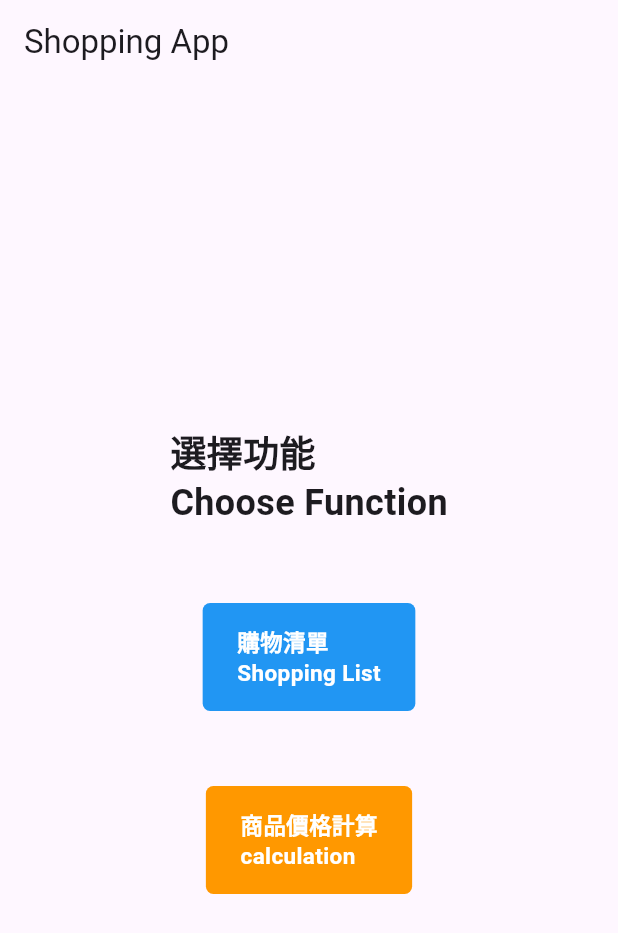
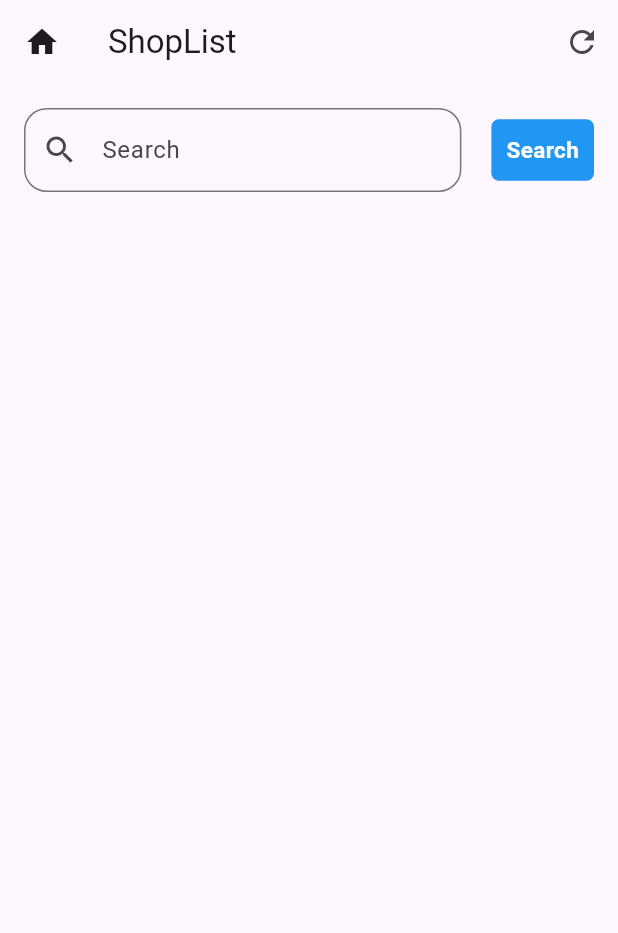
Before and after one commit to Alan-Allen/Project_Shopping, a Flutter app: the screen it shows after launch, after a tap on an icon or button, on a phone screen of 412 x 824 dp. Shown: the top 933 px of the screen. Run offline on Flutter 3.47's test engine with Material 3 defaults, Android fonts, the phone set to English and light mode, and no system bars; our stand-ins replace bloc, go_router, sqflite; accounts and stored records are empty.

Commit message:
new page: ShopPage, Funtion: Database, Bloc, mqtt

```diff
--- /dev/null
+++ b/lib/Bloc/shop_event.dart
@@ -0,0 +1,4 @@
+part of 'shop_bloc.dart';
+
+@immutable
+sealed class ShopEvent {}
--- /dev/null
+++ b/lib/Bloc/shop_state.dart
@@ -0,0 +1,6 @@
+part of 'shop_bloc.dart';
+
+@immutable
+sealed class ShopState {}
+
+final class ShopInitial extends ShopState {}
--- /dev/null
+++ b/lib/DB/ShopList.dart
@@ -0,0 +1,13 @@
+class ShopList {
+  int id;
+  String com;
+
+  ShopList(this.id, this.com);
+
+  static ShopList fromMap(Map map) {
+    return ShopList(
+      map['id'] as int,
+      map['com'] as String
+    );
+  }
+}
--- a/lib/Pages/HomePage.dart
+++ b/lib/Pages/HomePage.dart
@@ -34,7 +34,7 @@ class HomePage extends StatelessWidget {
                 textColor: Colors.white,
                 width: 23, height: 15
             ),
-            const SizedBox(height: 50),
+            const SizedBox(height: 30),
             CustomButton(
                 onPressed: () {
                   print('calculation Page Button Pressed');
--- /dev/null
+++ b/lib/Pages/ShopPage.dart
@@ -0,0 +1,120 @@
+import 'package:flutter/cupertino.dart';
+import 'package:flutter/material.dart';
+import 'package:flutter/widgets.dart';
+import 'package:project_shopping/Routes/router.dart';
+import 'package:project_shopping/component/Button.dart';
+
+import '../DB/ShopList.dart';
+import '../component/Button.dart';
+
+class ShopPage extends StatefulWidget {
+   const ShopPage({super.key});
+
+  _ShopPageState createState() => _ShopPageState();
+}
+
+class _ShopPageState extends State<ShopPage> {
+  final TextEditingController _searchController = TextEditingController();
+
+  late List<ShopList> shops = [];
+  List<String> titleList = ['ID', 'Item', 'Other'];
+
+  @override
+  Widget build(BuildContext context) {
+    return Scaffold(
+      appBar: AppBar(
+        leading: IconButton(
+          icon: const Icon(Icons.home),
+          onPressed: () {
+            print('Back to home');
+            router.go('/');
+          },
+        ),
+        title: const Text('ShopList'),
+        actions: <Widget> [
+          IconButton(
+              onPressed: () {
+                print('Refresh');
+              },
+              icon: const Icon(Icons.refresh)
+          )
+        ],
+      ),
+      body: Padding(
+        padding: const EdgeInsets.all(8.0),
+        child: Column(
+          crossAxisAlignment: CrossAxisAlignment.stretch,
+          children: [
+            Padding(
+              padding: const EdgeInsets.all(8.0),
+              child: Row(
+                mainAxisAlignment: MainAxisAlignment.spaceEvenly,
+                children: [
+                  Expanded(
+                    child: TextField(
+                      controller: _searchController,
+                      decoration: InputDecoration(
+                          prefixIcon: const Icon(Icons.search),
+                          hintText: 'Enter Search',
+                          label: const Text('Search'),
+                          border: OutlineInputBorder(
+                            borderSide: const BorderSide(width: 3),
+                            borderRadius: BorderRadius.circular(15.0),
+                          )
+                      ),
+                    ),
+                  ),
+                  const SizedBox(width: 20),
+                  CustomButton(
+                      onPressed: () {
+                        print('Search button pressed');
+                        String search = _searchController.text;
+                        _searchController.clear();
+                        print(search);
+                      },
+                      text: 'Search',
+                      color: Colors.blue,
+                      textColor: Colors.white,
+                      width: 10, height: 10
+                  ),
+                ],
+              ),
+            ),
+            const SizedBox(width: 20),
+            Expanded(
+              child: ListView.builder(
+                itemCount: shops.length,
+                itemBuilder: (context, index) {
+                  if(index == 0) {
+                    return Column(
+                      children: [
+                        _buildHeader(),
+
+                      ],
+                    );
+                  } else {
+
+                  }
+                }
+              ),
+            ),
+          ],
+        ),
+      ),
+    );
+  }
+
+  Widget _buildItem(ShopList shops) {
+    return const Padding(padding: EdgeInsets.all(8.0));
+  }
+
+  Widget _buildHeader() {
+    return const Row(
+      children: [
+        Expanded(child: Text('ID', style: TextStyle(color: Colors.black, fontSize: 13))),
+        Expanded(child: Text('Item', style: TextStyle(color: Colors.black, fontSize: 13))),
+        Expanded(child: Text('Other', style: TextStyle(color: Colors.black, fontSize: 13))),
+      ]
+    );
+  }
+}
--- a/lib/Routes/router.dart
+++ b/lib/Routes/router.dart
@@ -1,4 +1,5 @@
 import 'package:go_router/go_router.dart';
+import 'package:project_shopping/Pages/ShopPage.dart';
 
 import '../Pages/HomePage.dart';
 
@@ -10,7 +11,7 @@ final router = GoRouter(
       ),
       GoRoute(
         path: '/shop',
-        builder: (context, state) => const HomePage(),
+        builder: (context, state) => const ShopPage(),
       ),
       GoRoute(
         path: '/cal',
--- a/pubspec.yaml
+++ b/pubspec.yaml
@@ -30,8 +30,12 @@ environment:
 dependencies:
   flutter:
     sdk: flutter
+  path_provider: 2.0.15
   go_router: ^13.2.3
   sqflite: ^2.3.3
+  bloc: ^7.0.0
+  flutter_bloc: ^7.0.1
+  equatable: ^2.0.3
 
 
   # The following adds the Cupertino Icons font to your application.
```
Also changed, not shown: lib/Bloc/shop_bloc.dart (added, +13 -0 lines), lib/DB/DBHelper.dart (added, +29 -0 lines), lib/Funtion/mqtt.dart (added), pubspec.lock, 2 other files.
